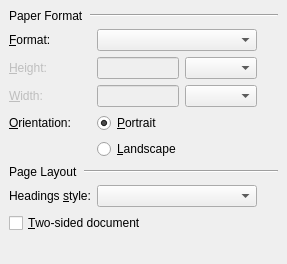
rpavlik/lyx-lucid-backport, file src/frontends/qt4/ui/PageLayoutUi.ui: the form before one commit.
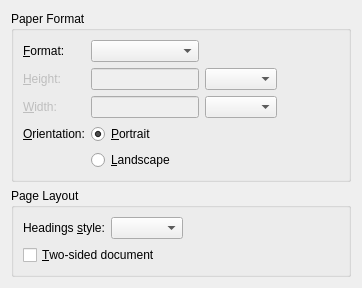
The form after the commit. Custom widgets are drawn as their Qt base class.

Patch:
```diff
--- a/src/frontends/qt4/ui/PageLayoutUi.ui
+++ b/src/frontends/qt4/ui/PageLayoutUi.ui
@@ -1,245 +1,227 @@
 <ui version="4.0" >
  <class>PageLayoutUi</class>
- <widget class="QWidget" name="PageLayoutUi" >
-  <property name="geometry" >
+ <widget class="QWidget" name="PageLayoutUi">
+  <property name="geometry">
    <rect>
     <x>0</x>
     <y>0</y>
-    <width>287</width>
-    <height>264</height>
+    <width>362</width>
+    <height>287</height>
    </rect>
   </property>
   <property name="windowTitle" >
    <string/>
   </property>
-  <layout class="QGridLayout" >
-   <property name="margin" >
-    <number>9</number>
-   </property>
-   <property name="spacing" >
-    <number>6</number>
-   </property>
-   <item row="6" column="0" colspan="4" >
-    <layout class="QHBoxLayout" >
-     <property name="margin" >
-      <number>0</number>
+  <layout class="QGridLayout" name="gridLayout_3">
+   <item row="0" column="0">
+    <widget class="QGroupBox" name="paperFormatGB">
+     <property name="title">
+      <string>Paper Format</string>
      </property>
-     <property name="spacing" >
-      <number>6</number>
+     <property name="flat">
+      <bool>true</bool>
      </property>
-     <item>
-      <widget class="QLabel" name="label" >
-       <property name="text" >
-        <string>Page Layout</string>
-       </property>
-      </widget>
-     </item>
-     <item>
-      <widget class="QFrame" name="frame" >
-       <property name="sizePolicy" >
-        <sizepolicy>
-         <hsizetype>7</hsizetype>
-         <vsizetype>0</vsizetype>
-         <horstretch>0</horstretch>
-         <verstretch>0</verstretch>
-        </sizepolicy>
-       </property>
-       <property name="frameShape" >
-        <enum>QFrame::HLine</enum>
-       </property>
-       <property name="frameShadow" >
-        <enum>QFrame::Sunken</enum>
-       </property>
-      </widget>
-     </item>
-    </layout>
-   </item>
-   <item row="0" column="0" colspan="4" >
-    <layout class="QHBoxLayout" >
-     <property name="margin" >
-      <number>0</number>
-     </property>
-     <property name="spacing" >
-      <number>6</number>
-     </property>
-     <item>
-      <widget class="QLabel" name="label_2" >
-       <property name="text" >
-        <string>Paper Format</string>
-       </property>
-      </widget>
-     </item>
-     <item>
-      <widget class="QFrame" name="frame_2" >
-       <property name="sizePolicy" >
-        <sizepolicy>
-         <hsizetype>7</hsizetype>
-         <vsizetype>0</vsizetype>
-         <horstretch>0</horstretch>
-         <verstretch>0</verstretch>
-        </sizepolicy>
-       </property>
-       <property name="frameShape" >
-        <enum>QFrame::HLine</enum>
-       </property>
-       <property name="frameShadow" >
-        <enum>QFrame::Sunken</enum>
-       </property>
-      </widget>
-     </item>
-    </layout>
-   </item>
-   <item row="1" column="1" colspan="2" >
-    <widget class="QComboBox" name="papersizeCO" >
-     <property name="sizePolicy" >
-      <sizepolicy>
-       <hsizetype>7</hsizetype>
-       <vsizetype>0</vsizetype>
-       <horstretch>0</horstretch>
-       <verstretch>0</verstretch>
-      </sizepolicy>
-     </property>
-     <property name="toolTip" >
-      <string>Choose a particular paper size, or set your own with "Custom"</string>
-     </property>
-     <property name="maxVisibleItems" >
-      <number>20</number>
-     </property>
+     <layout class="QGridLayout" name="gridLayout">
+      <item row="0" column="0">
+       <widget class="QLabel" name="papersizeL">
+        <property name="text">
+         <string>&amp;Format:</string>
+        </property>
+        <property name="buddy">
+         <cstring>papersizeCO</cstring>
+        </property>
+       </widget>
+      </item>
+      <item row="0" column="1">
+       <widget class="QComboBox" name="papersizeCO">
+        <property name="sizePolicy">
+         <sizepolicy hsizetype="Expanding" vsizetype="Fixed">
+          <horstretch>0</horstretch>
+          <verstretch>0</verstretch>
+         </sizepolicy>
+        </property>
+        <property name="toolTip">
+         <string>Choose a particular paper size, or set your own with "Custom"</string>
+        </property>
+        <property name="maxVisibleItems">
+         <number>20</number>
+        </property>
+       </widget>
+      </item>
+      <item row="0" column="3">
+       <spacer>
+        <property name="orientation">
+         <enum>Qt::Horizontal</enum>
+        </property>
+        <property name="sizeHint" stdset="0">
+         <size>
+          <width>43</width>
+          <height>20</height>
+         </size>
+        </property>
+       </spacer>
+      </item>
+      <item row="1" column="0">
+       <widget class="QLabel" name="paperheightL">
+        <property name="enabled">
+         <bool>false</bool>
+        </property>
+        <property name="text">
+         <string>&amp;Height:</string>
+        </property>
+        <property name="buddy">
+         <cstring>paperheightLE</cstring>
+        </property>
+       </widget>
+      </item>
+      <item row="1" column="1">
+       <widget class="QLineEdit" name="paperheightLE">
+        <property name="enabled">
+         <bool>false</bool>
+        </property>
+        <property name="sizePolicy">
+         <sizepolicy hsizetype="Preferred" vsizetype="Fixed">
+          <horstretch>0</horstretch>
+          <verstretch>0</verstretch>
+         </sizepolicy>
+        </property>
+       </widget>
+      </item>
+      <item row="1" column="2">
+       <widget class="LengthCombo" name="paperheightUnitCO"/>
+      </item>
+      <item row="2" column="0">
+       <widget class="QLabel" name="paperwidthL">
+        <property name="enabled">
+         <bool>false</bool>
+        </property>
+        <property name="text">
+         <string>&amp;Width:</string>
+        </property>
+        <property name="buddy">
+         <cstring>paperwidthLE</cstring>
+        </property>
+       </widget>
+      </item>
+      <item row="2" column="1">
+       <widget class="QLineEdit" name="paperwidthLE">
+        <property name="enabled">
+         <bool>false</bool>
+        </property>
+        <property name="sizePolicy">
+         <sizepolicy hsizetype="Preferred" vsizetype="Fixed">
+          <horstretch>0</horstretch>
+          <verstretch>0</verstretch>
+         </sizepolicy>
+        </property>
+       </widget>
+      </item>
+      <item row="2" column="2">
+       <widget class="LengthCombo" name="paperwidthUnitCO"/>
+      </item>
+      <item row="3" column="0">
+       <widget class="QLabel" name="label_3">
+        <property name="text">
+         <string>&amp;Orientation:</string>
+        </property>
+        <property name="buddy">
+         <cstring>portraitRB</cstring>
+        </property>
+       </widget>
+      </item>
+      <item row="3" column="1">
+       <widget class="QRadioButton" name="portraitRB">
+        <property name="text">
+         <string>&amp;Portrait</string>
+        </property>
+        <property name="checked">
+         <bool>true</bool>
+        </property>
+       </widget>
+      </item>
+      <item row="4" column="1">
+       <widget class="QRadioButton" name="landscapeRB">
+        <property name="text">
+         <string>&amp;Landscape</string>
+        </property>
+       </widget>
+      </item>
+     </layout>
     </widget>
    </item>
-   <item row="7" column="1" colspan="2" >
-    <widget class="QComboBox" name="pagestyleCO" >
-     <property name="sizePolicy" >
-      <sizepolicy>
-       <hsizetype>7</hsizetype>
-       <vsizetype>0</vsizetype>
+   <item row="1" column="0">
+    <widget class="QGroupBox" name="pageLayoutGB">
+     <property name="sizePolicy">
+      <sizepolicy hsizetype="Expanding" vsizetype="Expanding">
        <horstretch>0</horstretch>
        <verstretch>0</verstretch>
       </sizepolicy>
      </property>
-     <property name="toolTip" >
-      <string>Style used for the page header and footer</string>
+     <property name="title">
+      <string>Page Layout</string>
      </property>
-    </widget>
-   </item>
-   <item row="7" column="0" >
-    <widget class="QLabel" name="pagestyleL" >
-     <property name="text" >
-      <string>Headings &amp;style:</string>
-     </property>
-     <property name="buddy" >
-      <cstring>pagestyleCO</cstring>
-     </property>
-    </widget>
-   </item>
-   <item row="5" column="1" colspan="2" >
-    <widget class="QRadioButton" name="landscapeRB" >
-     <property name="text" >
-      <string>&amp;Landscape</string>
-     </property>
-    </widget>
-   </item>
-   <item row="4" column="1" colspan="2" >
-    <widget class="QRadioButton" name="portraitRB" >
-     <property name="text" >
-      <string>&amp;Portrait</string>
-     </property>
-     <property name="checked" >
+     <property name="flat">
       <bool>true</bool>
      </property>
+     <layout class="QGridLayout" name="gridLayout_2">
+      <item row="0" column="0">
+       <widget class="QLabel" name="pagestyleL">
+        <property name="text">
+         <string>Headings &amp;style:</string>
+        </property>
+        <property name="buddy">
+         <cstring>pagestyleCO</cstring>
+        </property>
+       </widget>
+      </item>
+      <item row="0" column="1" colspan="2">
+       <widget class="QComboBox" name="pagestyleCO">
+        <property name="sizePolicy">
+         <sizepolicy hsizetype="Expanding" vsizetype="Fixed">
+          <horstretch>0</horstretch>
+          <verstretch>0</verstretch>
+         </sizepolicy>
+        </property>
+        <property name="toolTip">
+         <string>Style used for the page header and footer</string>
+        </property>
+       </widget>
+      </item>
+      <item row="0" column="3">
+       <spacer>
+        <property name="orientation">
+         <enum>Qt::Horizontal</enum>
+        </property>
+        <property name="sizeHint" stdset="0">
+         <size>
+          <width>168</width>
+          <height>20</height>
+         </size>
+        </property>
+       </spacer>
+      </item>
+      <item row="1" column="0" colspan="3">
+       <widget class="QCheckBox" name="facingPagesCB">
+        <property name="toolTip">
+         <string>Lay out the page for double-sided printing</string>
+        </property>
+        <property name="text">
+         <string>&amp;Two-sided document</string>
+        </property>
+       </widget>
+      </item>
+     </layout>
     </widget>
    </item>
-   <item row="3" column="2" >
-    <widget class="LengthCombo" name="paperwidthUnitCO" />
-   </item>
-   <item row="2" column="2" >
-    <widget class="LengthCombo" name="paperheightUnitCO" />
-   </item>
-   <item row="3" column="1" >
-    <widget class="QLineEdit" name="paperwidthLE" >
-     <property name="enabled" >
-      <bool>false</bool>
-     </property>
-     <property name="sizePolicy" >
-      <sizepolicy>
-       <hsizetype>5</hsizetype>
-       <vsizetype>0</vsizetype>
-       <horstretch>0</horstretch>
-       <verstretch>0</verstretch>
-      </sizepolicy>
-     </property>
-    </widget>
-   </item>
-   <item row="2" column="1" >
-    <widget class="QLineEdit" name="paperheightLE" >
-     <property name="enabled" >
-      <bool>false</bool>
-     </property>
-     <property name="sizePolicy" >
-      <sizepolicy>
-       <hsizetype>5</hsizetype>
-       <vsizetype>0</vsizetype>
-       <horstretch>0</horstretch>
-       <verstretch>0</verstretch>
-      </sizepolicy>
-     </property>
-    </widget>
-   </item>
-   <item row="1" column="0" >
-    <widget class="QLabel" name="papersizeL" >
-     <property name="text" >
-      <string>&amp;Format:</string>
-     </property>
-     <property name="buddy" >
-      <cstring>papersizeCO</cstring>
-     </property>
-    </widget>
-   </item>
-   <item row="2" column="0" >
-    <widget class="QLabel" name="paperheightL" >
-     <property name="enabled" >
-      <bool>false</bool>
-     </property>
-     <property name="text" >
-      <string>&amp;Height:</string>
-     </property>
-     <property name="buddy" >
-      <cstring>paperheightLE</cstring>
-     </property>
-    </widget>
-   </item>
-   <item row="3" column="0" >
-    <widget class="QLabel" name="paperwidthL" >
-     <property name="enabled" >
-      <bool>false</bool>
-     </property>
-     <property name="text" >
-      <string>&amp;Width:</string>
-     </property>
-     <property name="buddy" >
-      <cstring>paperwidthLE</cstring>
-     </property>
-    </widget>
-   </item>
-   <item row="4" column="0" >
-    <widget class="QLabel" name="label_3" >
-     <property name="text" >
-      <string>&amp;Orientation:</string>
-     </property>
-     <property name="buddy" >
-      <cstring>portraitRB</cstring>
-     </property>
-    </widget>
-   </item>
-   <item row="9" column="1" >
+   <item row="2" column="0">
     <spacer>
-     <property name="orientation" >
+     <property name="orientation">
       <enum>Qt::Vertical</enum>
      </property>
-     <property name="sizeType" >
+     <property name="sizeType">
       <enum>QSizePolicy::Expanding</enum>
      </property>
-     <property name="sizeHint" >
+     <property name="sizeHint" stdset="0">
       <size>
        <width>51</width>
        <height>131</height>
@@ -247,42 +229,6 @@
      </property>
     </spacer>
    </item>
-   <item row="8" column="0" colspan="3" >
-    <widget class="QCheckBox" name="facingPagesCB" >
-     <property name="toolTip" >
-      <string>Lay out the page for double-sided printing</string>
-     </property>
-     <property name="text" >
-      <string>&amp;Two-sided document</string>
-     </property>
-    </widget>
-   </item>
-   <item row="7" column="3" >
-    <spacer>
-     <property name="orientation" >
-      <enum>Qt::Horizontal</enum>
-     </property>
-     <property name="sizeHint" >
-      <size>
-       <width>40</width>
-       <height>20</height>
-      </size>
-     </property>
-    </spacer>
-   </item>
-   <item row="1" column="3" >
-    <spacer>
-     <property name="orientation" >
-      <enum>Qt::Horizontal</enum>
-     </property>
-     <property name="sizeHint" >
-      <size>
-       <width>40</width>
-       <height>20</height>
-      </size>
-     </property>
-    </spacer>
-   </item>
   </layout>
  </widget>
  <customwidgets>
```
Left out of the diff: 4 changed lines with no effect on the pictures.
